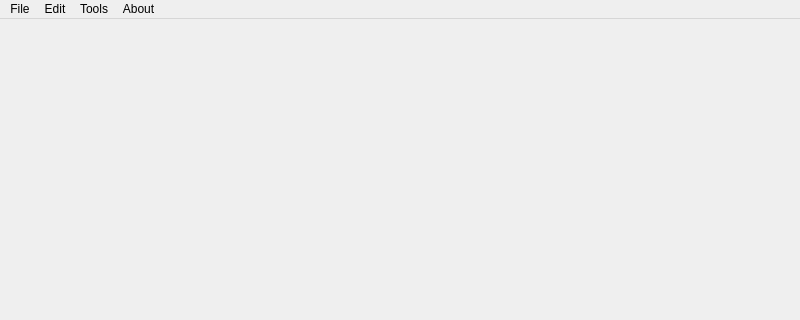
This is MainWindow.ui in CloneWith/osu-tournament-editor as Qt 5 draws it before an edit; both pictures show x 0 to 800 and y 0 to 320 of the 800 by 600 pixel window. The edited form follows.
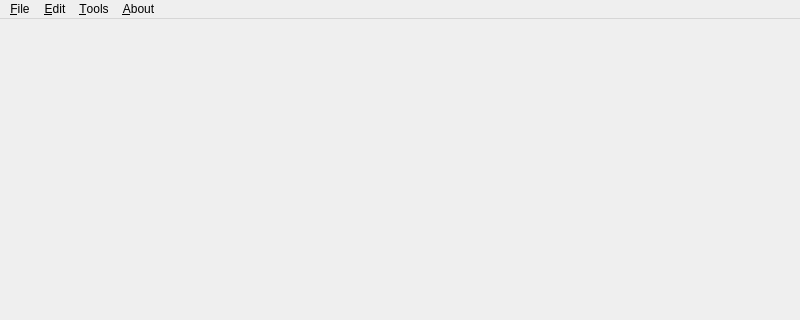
This is the edited form. Icons and pictures are not drawn.

Commit message: Add about dialog and shortcut keys

```diff
--- a/MainWindow.ui
+++ b/MainWindow.ui
@@ -29,12 +29,12 @@
      <x>0</x>
      <y>0</y>
      <width>800</width>
-     <height>21</height>
+     <height>30</height>
     </rect>
    </property>
    <widget class="QMenu" name="menuFile">
     <property name="title">
-     <string>File</string>
+     <string>&amp;File</string>
     </property>
     <addaction name="actionNew"/>
     <addaction name="actionOpen"/>
@@ -46,19 +46,19 @@
    </widget>
    <widget class="QMenu" name="menuEdit">
     <property name="title">
-     <string>Edit</string>
+     <string>&amp;Edit</string>
     </property>
     <addaction name="actionRevert"/>
    </widget>
    <widget class="QMenu" name="menuTools">
     <property name="title">
-     <string>Tools</string>
+     <string>&amp;Tools</string>
     </property>
     <addaction name="actionTranslation_Generator"/>
    </widget>
    <widget class="QMenu" name="menuAbout">
     <property name="title">
-     <string>About</string>
+     <string>&amp;About</string>
     </property>
     <addaction name="actionAbout_this_project"/>
     <addaction name="actionAbout_Qt"/>
```
Left out of the diff: 63 changed lines with no effect on the pictures. The commit also changes 7 other files.
